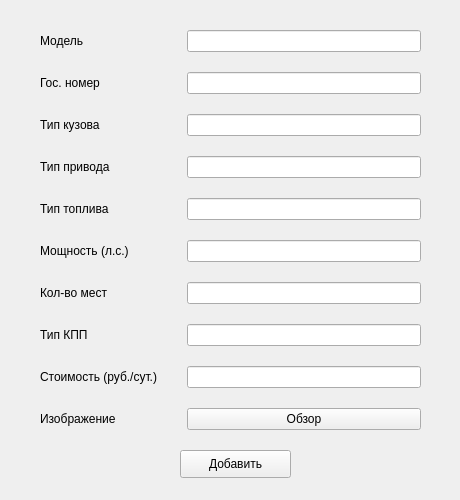
dvraklanov/RentaCar, file app/xml/vehicle_form.ui: the form before one commit.
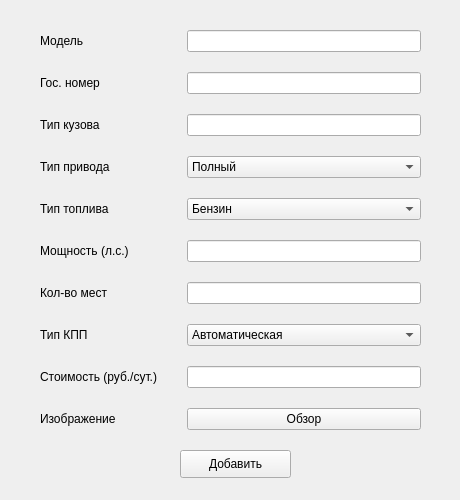
The form after the commit.

Commit message: Смена текстовых полей в форме автомобилей на ComboBox, картинки только jpg

What changed in the file:
```diff
--- a/app/xml/vehicle_form.ui
+++ b/app/xml/vehicle_form.ui
@@ -120,21 +120,12 @@
     <item row="2" column="1">
      <widget class="QLineEdit" name="body_type_v"/>
     </item>
-    <item row="3" column="1">
-     <widget class="QLineEdit" name="wheel_drive_v"/>
-    </item>
-    <item row="4" column="1">
-     <widget class="QLineEdit" name="fuel_type_v"/>
-    </item>
     <item row="5" column="1">
      <widget class="QLineEdit" name="power_hp_v"/>
     </item>
     <item row="6" column="1">
      <widget class="QLineEdit" name="n_seat_v"/>
     </item>
-    <item row="7" column="1">
-     <widget class="QLineEdit" name="gearbox_type_v"/>
-    </item>
     <item row="8" column="1">
      <widget class="QLineEdit" name="rental_price_v"/>
     </item>
@@ -145,6 +136,68 @@
       </property>
      </widget>
     </item>
+    <item row="3" column="1">
+     <widget class="QComboBox" name="wheel_drive_v">
+      <item>
+       <property name="text">
+        <string>Полный</string>
+       </property>
+      </item>
+      <item>
+       <property name="text">
+        <string>Передний</string>
+       </property>
+      </item>
+      <item>
+       <property name="text">
+        <string>Задний</string>
+       </property>
+      </item>
+     </widget>
+    </item>
+    <item row="4" column="1">
+     <widget class="QComboBox" name="fuel_type_v">
+      <item>
+       <property name="text">
+        <string>Бензин</string>
+       </property>
+      </item>
+      <item>
+       <property name="text">
+        <string>Дизель</string>
+       </property>
+      </item>
+      <item>
+       <property name="text">
+        <string>Электро</string>
+       </property>
+      </item>
+      <item>
+       <property name="text">
+        <string>Гибрид</string>
+       </property>
+      </item>
+     </widget>
+    </item>
+    <item row="7" column="1">
+     <widget class="QComboBox" name="gearbox_type_v">
+      <item>
+       <property name="text">
+        <string>Автоматическая</string>
+       </property>
+      </item>
+      <item>
+       <property name="text">
+        <string>Ручная</string>
+       </property>
+      </item>
+      <item>
+       <property name="text">
+        <string>Роботизированная</string>
+       </property>
+      </item>
+     </widget>
+    </item>
    </layout>
   </widget>
   <widget class="QPushButton" name="add_btn">
```
The commit also changes 4 other files.
